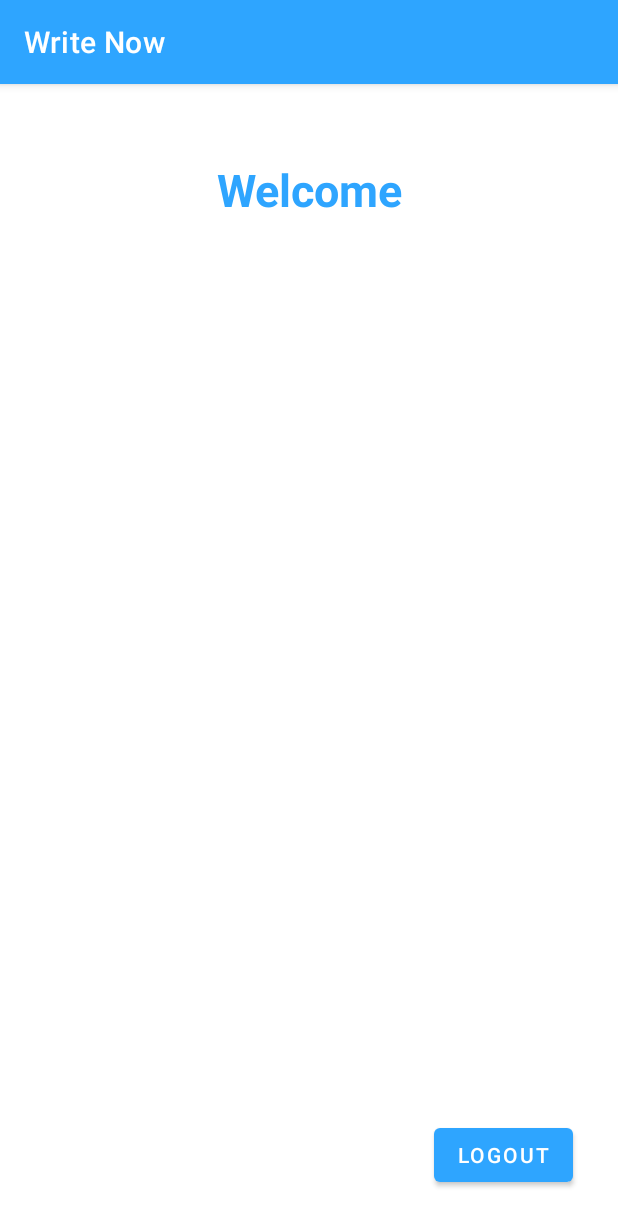
After one commit to SajibMamun/Write-Now, an Android app: the UserAccount screen opened directly, with no data from a screen before it, on a phone screen of 412 x 824 dp. The commit adds this screen. Shown: the top 1226 px of the screen. Run offline under Robolectric (Android 15) with nearby library versions, the phone set to English and light mode, and no system bars; our stand-ins replace Firebase (no records; nobody signed in at launch, a user with empty details on screens opened directly).

Commit message:
Logout Button and Logout Alert dialogue Create

```diff
--- a/app/src/main/AndroidManifest.xml
+++ b/app/src/main/AndroidManifest.xml
@@ -1,6 +1,6 @@
 <?xml version="1.0" encoding="utf-8"?>
 <manifest xmlns:android="http://schemas.android.com/apk/res/android"
-    package="com.example.writenow" >
+    package="com.example.writenow">
 
     <application
         android:allowBackup="true"
@@ -8,13 +8,16 @@
         android:label="@string/app_name"
         android:roundIcon="@mipmap/ic_launcher_round"
         android:supportsRtl="true"
-        android:theme="@style/Theme.WriteNow" >
+        android:theme="@style/Theme.WriteNow">
+        <activity
+            android:name=".UserAccount"
+            android:exported="false" />
         <activity
             android:name=".SignUpActivity"
             android:exported="false" />
         <activity
             android:name=".MainActivity"
-            android:exported="true" >
+            android:exported="true">
             <intent-filter>
                 <action android:name="android.intent.action.MAIN" />
 
--- a/app/src/main/java/com/example/writenow/MainActivity.java
+++ b/app/src/main/java/com/example/writenow/MainActivity.java
@@ -57,7 +57,6 @@ public class MainActivity extends AppCompatActivity {
                 startActivity(intent);
 
 
-
             }
         });
     }
@@ -79,14 +78,14 @@ public class MainActivity extends AppCompatActivity {
         } else {
 
 
-
             // for signing use signInWithEmailAndPassword
             mAuth.signInWithEmailAndPassword(email, password).addOnCompleteListener(new OnCompleteListener<AuthResult>() {
                 @Override
                 public void onComplete(@NonNull Task<AuthResult> task) {
                     if (task.isSuccessful()) {
-
-                        Toast.makeText(MainActivity.this, "Login Successfully" , Toast.LENGTH_SHORT).show();
+                //Intent to go user account page
+                        Intent intent = new Intent(MainActivity.this, UserAccount.class);
+                        startActivity(intent);
 
                     } else {
                         Toast.makeText(MainActivity.this, "" + task.getException(), Toast.LENGTH_SHORT).show();
--- /dev/null
+++ b/app/src/main/java/com/example/writenow/UserAccount.java
@@ -0,0 +1,92 @@
+package com.example.writenow;
+
+import androidx.appcompat.app.AlertDialog;
+import androidx.appcompat.app.AppCompatActivity;
+
+import android.app.Activity;
+import android.content.Context;
+import android.content.DialogInterface;
+import android.os.Bundle;
+import android.view.View;
+import android.widget.Button;
+import android.widget.Switch;
+import android.widget.TextView;
+
+import com.google.firebase.auth.FirebaseAuth;
+import com.google.firebase.auth.FirebaseUser;
+
+public class UserAccount extends AppCompatActivity {
+
+    TextView emailtv;
+    Button logoutbtn;
+    Context context;
+
+    FirebaseAuth firebaseAuth;
+    FirebaseUser user;
+
+    @Override
+    protected void onCreate(Bundle savedInstanceState) {
+        super.onCreate(savedInstanceState);
+        setContentView(R.layout.activity_user_account);
+        emailtv = findViewById(R.id.userEmailTv);
+        logoutbtn = findViewById(R.id.logoutbtnid);
+        context = this;
+
+
+        firebaseAuth = FirebaseAuth.getInstance();
+        user = firebaseAuth.getCurrentUser();
+        emailtv.setText("" + user.getEmail());
+
+        logoutbtn.setOnClickListener(new View.OnClickListener() {
+            @Override
+            public void onClick(View view) {
+                //this is for signout
+                // firebaseAuth.signOut();//end the session
+                //finish();// end the current activity
+
+                //we want to see it in alert Dialogue
+                ShowLogoutAlertDialouge();
+
+
+            }
+        });
+
+    }
+
+
+    private void ShowLogoutAlertDialouge() {
+
+
+        //this part for create LogoutDialogue
+        AlertDialog.Builder builder = new AlertDialog.Builder(context);
+        builder.setMessage("Are you sure want to Logout?")
+                .setPositiveButton("Yes", new DialogInterface.OnClickListener() {
+                    @Override
+                    public void onClick(DialogInterface dialogInterface, int i) {
+
+                        //forsignout
+                        firebaseAuth.signOut();
+                        ((Activity) context).finish();
+
+                    }
+                }).setNegativeButton("No", new DialogInterface.OnClickListener() {
+            @Override
+            public void onClick(DialogInterface dialogInterface, int i) {
+                dialogInterface.dismiss();
+
+            }
+        });
+
+
+        AlertDialog alertDialog = builder.create();
+        alertDialog.show();
+
+        /////////////////////////////////////////////
+    }
+
+
+
+
+
+
+}
--- /dev/null
+++ b/app/src/main/res/layout/activity_user_account.xml
@@ -0,0 +1,42 @@
+<?xml version="1.0" encoding="utf-8"?>
+<RelativeLayout xmlns:android="http://schemas.android.com/apk/res/android"
+    xmlns:app="http://schemas.android.com/apk/res-auto"
+    xmlns:tools="http://schemas.android.com/tools"
+    android:layout_width="match_parent"
+    android:layout_height="match_parent"
+    tools:context=".UserAccount">
+    <TextView
+        android:layout_width="match_parent"
+        android:layout_height="wrap_content"
+        android:textAlignment="center"
+        android:gravity="center"
+        android:text="Welcome"
+        android:textStyle="bold"
+        android:layout_marginTop="50dp"
+        android:textSize="30sp"
+        android:textColor="#2EA5FF"
+        android:id="@+id/WelcomeTV"
+        />
+    <TextView
+        android:layout_width="match_parent"
+        android:layout_height="wrap_content"
+        android:textAlignment="center"
+        android:gravity="center"
+        android:text=""
+        android:textSize="20dp"
+        android:textColor="#2EA5FF"
+        android:id="@+id/userEmailTv"
+        android:layout_below="@id/WelcomeTV"
+        />
+
+    <Button
+        android:layout_width="wrap_content"
+        android:layout_height="wrap_content"
+        android:id="@+id/logoutbtnid"
+        android:layout_alignParentBottom="true"
+        android:layout_alignParentRight="true"
+        android:layout_margin="30dp"
+        android:text="Logout"
+        />
+
+</RelativeLayout>
```
